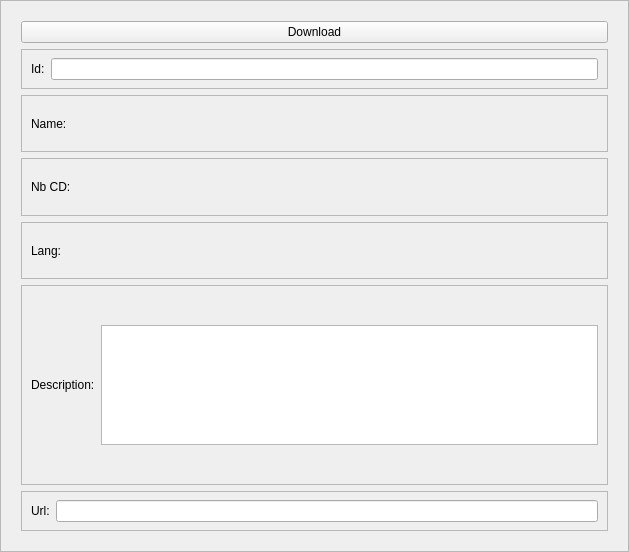
Old version of the form weboob/applications/qcineoob/ui/subtitle.ui in the repository laurentb/weboob.
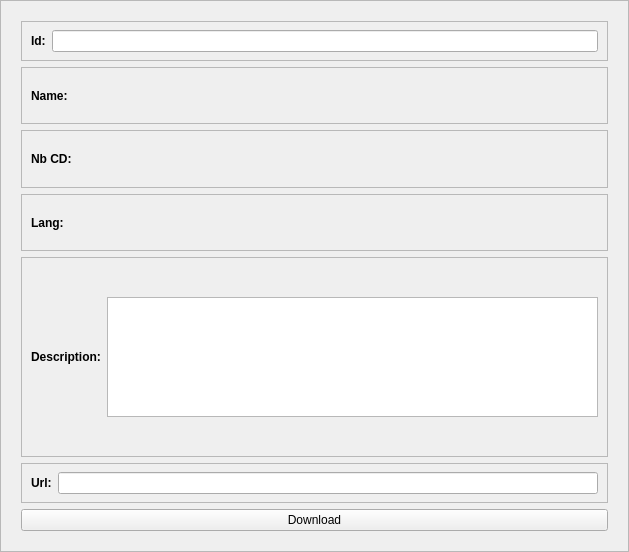
New version of the form.

What changed in the file:
```diff
--- a/weboob/applications/qcineoob/ui/subtitle.ui
+++ b/weboob/applications/qcineoob/ui/subtitle.ui
@@ -47,13 +47,6 @@
       <enum>QFrame::Raised</enum>
      </property>
      <layout class="QVBoxLayout" name="verticalLayout">
-      <item>
-       <widget class="QPushButton" name="downloadButton">
-        <property name="text">
-         <string>Download</string>
-        </property>
-       </widget>
-      </item>
       <item>
        <widget class="QFrame" name="idFrame">
         <property name="maximumSize">
@@ -77,6 +70,12 @@
          </property>
          <item>
           <widget class="QLabel" name="label_9">
+           <property name="font">
+            <font>
+             <weight>75</weight>
+             <bold>true</bold>
+            </font>
+           </property>
            <property name="text">
             <string>Id:</string>
            </property>
@@ -112,6 +111,12 @@
         <layout class="QHBoxLayout" name="horizontalLayout_9">
          <item>
           <widget class="QLabel" name="label_7">
+           <property name="font">
+            <font>
+             <weight>75</weight>
+             <bold>true</bold>
+            </font>
+           </property>
            <property name="text">
             <string>Name:</string>
            </property>
@@ -147,6 +152,12 @@
         <layout class="QHBoxLayout" name="horizontalLayout_10">
          <item>
           <widget class="QLabel" name="label_8">
+           <property name="font">
+            <font>
+             <weight>75</weight>
+             <bold>true</bold>
+            </font>
+           </property>
            <property name="text">
             <string>Nb CD:</string>
            </property>
@@ -179,6 +190,12 @@
         <layout class="QHBoxLayout" name="horizontalLayout_6">
          <item>
           <widget class="QLabel" name="label_4">
+           <property name="font">
+            <font>
+             <weight>75</weight>
+             <bold>true</bold>
+            </font>
+           </property>
            <property name="text">
             <string>Lang:</string>
            </property>
@@ -211,6 +228,12 @@
         <layout class="QHBoxLayout" name="horizontalLayout_8">
          <item>
           <widget class="QLabel" name="label_6">
+           <property name="font">
+            <font>
+             <weight>75</weight>
+             <bold>true</bold>
+            </font>
+           </property>
            <property name="text">
             <string>Description:</string>
            </property>
@@ -252,6 +275,12 @@
          </property>
          <item>
           <widget class="QLabel" name="label_5">
+           <property name="font">
+            <font>
+             <weight>75</weight>
+             <bold>true</bold>
+            </font>
+           </property>
            <property name="text">
             <string>Url:</string>
            </property>
@@ -263,6 +292,13 @@
         </layout>
        </widget>
       </item>
+      <item>
+       <widget class="QPushButton" name="downloadButton">
+        <property name="text">
+         <string>Download</string>
+        </property>
+       </widget>
+      </item>
      </layout>
     </widget>
    </item>
```
